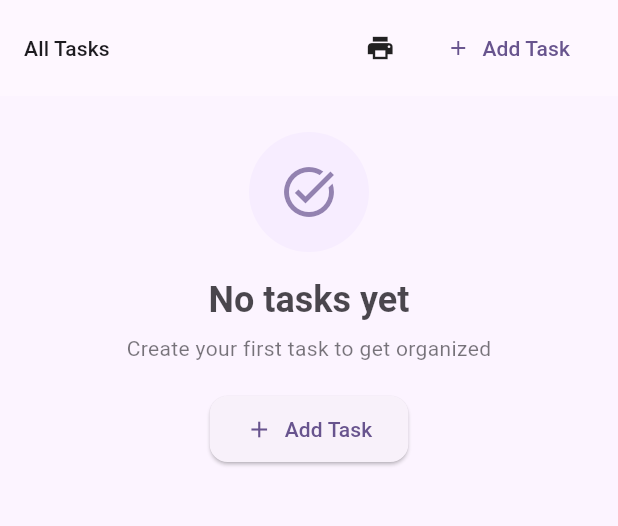
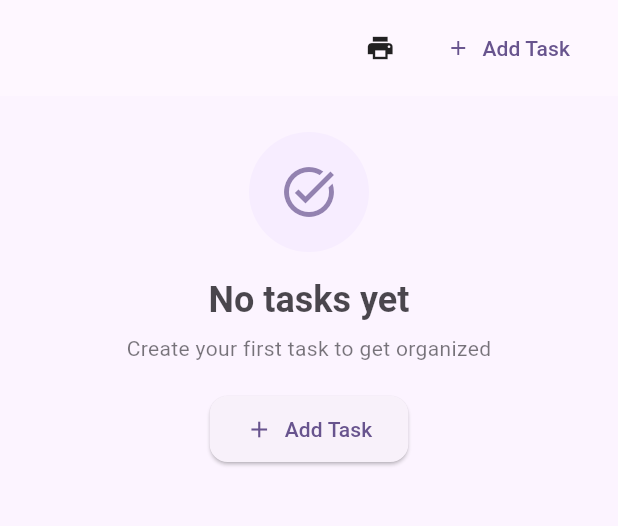
Before and after one commit to emerson000/TaskWire, a Flutter app: the screen it shows after launch, on a phone screen of 412 x 824 dp, the part 84-610 px from its top. Run offline on Flutter 3.47's test engine with Material 3 defaults, Android fonts, the phone set to English and light mode, and no system bars; our stand-ins replace drift, get_it; missing offline and left inert: esc_pos_utils_plus, flutter_esc_pos_network, flutter_usb_printer, print_usb; accounts and stored records are empty; generated files the repository leaves out were written again.

Commit message:
refactor: adjust layout in mobile drill down view

```diff
--- a/lib/widgets/mobile_drill_down_view.dart
+++ b/lib/widgets/mobile_drill_down_view.dart
@@ -393,15 +393,8 @@ class _MobileDrillDownViewState extends State<MobileDrillDownView> {
                   vertical: 8.0,
                 ),
                 child: Row(
+                  mainAxisAlignment: MainAxisAlignment.end,
                   children: [
-                    Expanded(
-                      child: Text(
-                        _currentParent != null
-                            ? 'Subtasks of "${_currentParent!.title}"'
-                            : 'All Tasks',
-                        style: Theme.of(context).textTheme.titleSmall,
-                      ),
-                    ),
                     PrintMenu(
                       onPrintLevel: _printCurrentLevel,
                       onPrintWithSubtasks: _printCurrentLevelWithSubtasks,
--- a/pubspec.yaml
+++ b/pubspec.yaml
@@ -16,7 +16,7 @@ publish_to: "none" # Remove this line if you wish to publish to pub.dev
 # https://developer.apple.com/library/archive/documentation/General/Reference/InfoPlistKeyReference/Articles/CoreFoundationKeys.html
 # In Windows, build-name is used as the major, minor, and patch parts
 # of the product and file versions while build-number is used as the build suffix.
-version: 1.0.0+43
+version: 1.0.0+44
 
 environment:
   sdk: ^3.8.1
```
